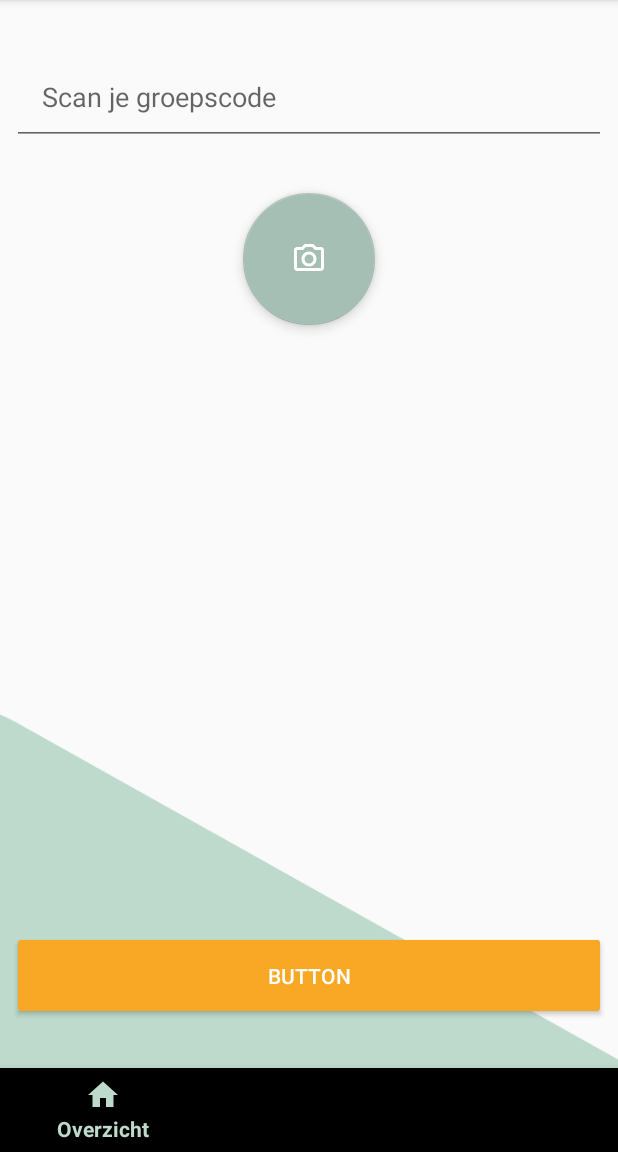
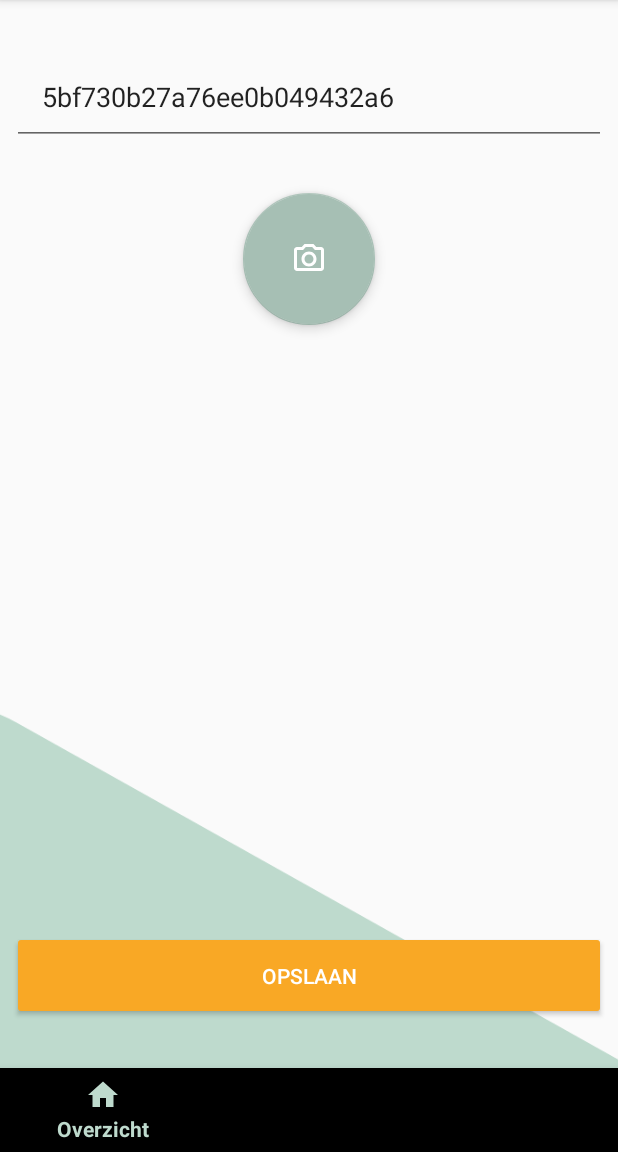
Before and after one commit to LeunensMichiel/Mindfulness-Android, an Android app: the fragment GroupFragment placed in its activity, on a phone screen of 412 x 824 dp, the part 84-1236 px from its top. Run offline under Robolectric (Android 15) with nearby library versions, the phone set to English and light mode, and no system bars; our stand-ins replace RxJava, androidx.preference; libraries missing offline, so code that uses them is left out: com.evernote.android; 4 statements that could not run were skipped.

Commit message:
Enkele aanpassingen plus proberen oplossen van user bug in settings

```diff
--- a/app/src/main/java/com/hogent/mindfulness/MainActivity.kt
+++ b/app/src/main/java/com/hogent/mindfulness/MainActivity.kt
@@ -84,6 +84,7 @@ class MainActivity : AppCompatActivity(), SessionFragment.SessionAdapter.Session
             currentUser = mMindfullDB.getUser()!!
             if (checkIfHasGroup()) {
                 groupFragment = GroupFragment()
+                groupFragment.mMindfullDB = MindfulnessDBHelper(this)
 
                 supportFragmentManager.beginTransaction()
                     .add(R.id.session_container, groupFragment)
--- a/app/src/main/java/com/hogent/mindfulness/group/GroupFragment.kt
+++ b/app/src/main/java/com/hogent/mindfulness/group/GroupFragment.kt
@@ -1,16 +1,33 @@
 package com.hogent.mindfulness.group
 
+import android.arch.lifecycle.Observer
+import android.arch.lifecycle.ViewModelProviders
+import android.content.Context
 import android.content.Intent
 import android.os.Bundle
 import android.support.v4.app.Fragment
+import android.util.Log
 import android.view.LayoutInflater
 import android.view.View
 import android.view.ViewGroup
+import com.hogent.mindfulness.MainActivity
 import com.hogent.mindfulness.R
+import com.hogent.mindfulness.data.LocalDatabase.MindfulnessDBHelper
+import com.hogent.mindfulness.data.ServiceGenerator
+import com.hogent.mindfulness.data.UserApiService
+import com.hogent.mindfulness.domain.Model
 import com.hogent.mindfulness.scanner.ScannerActivity
+import com.hogent.mindfulness.settings.SettingsViewModel
+import io.reactivex.android.schedulers.AndroidSchedulers
+import io.reactivex.schedulers.Schedulers
 import kotlinx.android.synthetic.main.fragment_group.*
+import java.lang.Exception
+import java.nio.channels.Selector
 
 class GroupFragment() : Fragment() {
+
+    lateinit var  mMindfullDB:MindfulnessDBHelper
+
     override fun onCreateView(
         inflater: LayoutInflater,
         container: ViewGroup?,
@@ -20,8 +37,32 @@ class GroupFragment() : Fragment() {
         return inflater.inflate(R.layout.fragment_group, container, false)
     }
 
-    override fun onStart() {
-        super.onStart()
+    private lateinit var model: SettingsViewModel
 
+    override fun onCreate(savedInstanceState: Bundle?) {
+        super.onCreate(savedInstanceState)
+        model = activity?.run {
+            ViewModelProviders.of(this).get(SettingsViewModel::class.java)
+        } ?: throw Exception("Invalid Activity")
     }
+
+    override fun onViewCreated(view: View, savedInstanceState: Bundle?) {
+        super.onViewCreated(view, savedInstanceState)
+        groepscodeScannerTxf.setText("5bf730b27a76ee0b049432a6")
+        val photoBtn = fragment_GroupBtn
+        photoBtn.setOnClickListener {
+            val intent = Intent(activity, ScannerActivity::class.java)
+            startActivity(intent)
+        }
+
+        val saveBtn = groepscanners_BtnConfirm
+        val txfield = groepscodeScannerTxf
+        saveBtn.setOnClickListener {
+            if (txfield.text.isNotEmpty()) {
+                model.user?.value?.group?._id = txfield.text.toString()
+            }
+        }
+    }
+//5bf730b27a76ee0b049432a6
+
 }
--- a/app/src/main/java/com/hogent/mindfulness/EULAFragment.kt
+++ b/app/src/main/java/com/hogent/mindfulness/settings/EULAFragment.kt
@@ -1,13 +1,11 @@
-package com.hogent.mindfulness
+package com.hogent.mindfulness.settings
 
-import android.content.Context
-import android.net.Uri
 import android.os.Bundle
 import android.support.v4.app.Fragment
 import android.view.LayoutInflater
 import android.view.View
 import android.view.ViewGroup
-
+import com.hogent.mindfulness.R
 
 
 /**
--- a/app/src/main/java/com/hogent/mindfulness/settings/SettingsViewModel.kt
+++ b/app/src/main/java/com/hogent/mindfulness/settings/SettingsViewModel.kt
@@ -1,7 +1,26 @@
 package com.hogent.mindfulness.settings
 
-import android.arch.lifecycle.ViewModel
+import android.app.Application
+import android.arch.lifecycle.AndroidViewModel
+import android.arch.lifecycle.MutableLiveData
+import android.util.Log
+import com.hogent.mindfulness.data.LocalDatabase.MindfulnessDBHelper
+import com.hogent.mindfulness.domain.Model
 
-class SettingsViewModel: ViewModel() {
+class SettingsViewModel(application: Application): AndroidViewModel(Application()) {
 
+    private var  mMindfullDB:MindfulnessDBHelper = MindfulnessDBHelper(application)
+    var user: MutableLiveData<Model.User>? = null
+
+    init {
+        user?.value = mMindfullDB.getUser()!!
+        user?.value?.group = mMindfullDB.getGroup()
+    }
+
+//    private fun loadUser( value: Model.User?) {
+//        Log.i("VIEWMODEL_LOADDATA","START")
+//        if (value == null) {
+//            user?.value =
+//        }
+//    }
 }
--- a/app/src/main/res/layout/fragment_change_email_settings.xml
+++ b/app/src/main/res/layout/fragment_change_email_settings.xml
@@ -44,11 +44,11 @@
             app:layout_constraintStart_toStartOf="parent" android:layout_marginEnd="8dp"
             app:layout_constraintEnd_toEndOf="parent" android:hint="Nieuw emailadres herhaling" android:padding="20dp"/>
     <Button
-            android:text="Button"
+            android:text="SAVE"
             android:layout_width="0dp"
             android:layout_height="wrap_content"
             android:id="@+id/fragment_EmailAdres_saveBtn" android:layout_marginBottom="32dp"
             app:layout_constraintBottom_toBottomOf="parent" app:layout_constraintStart_toStartOf="parent"
             android:layout_marginStart="8dp" app:layout_constraintEnd_toEndOf="parent" android:layout_marginEnd="8dp"
-            style="@style/Widget.AppCompat.Button.Colored" tools:text="SAVE" android:padding="20dp"/>
+            style="@style/Widget.AppCompat.Button.Colored" android:padding="20dp"/>
 </android.support.constraint.ConstraintLayout>
--- a/app/src/main/res/layout/fragment_group.xml
+++ b/app/src/main/res/layout/fragment_group.xml
@@ -17,26 +17,26 @@
             android:src="@drawable/ic_camera_24dp"
             android:layout_marginEnd="8dp" app:layout_constraintEnd_toEndOf="parent" android:layout_marginStart="8dp"
             app:layout_constraintStart_toStartOf="parent" android:layout_marginTop="32dp"
-            app:layout_constraintTop_toBottomOf="@+id/groepscodeScanner" app:elevation="5dp">
+            app:layout_constraintTop_toBottomOf="@+id/groepscodeScannerTxf" app:elevation="5dp">
 
     </android.support.design.widget.FloatingActionButton>
     <EditText
             android:layout_width="0dp"
             android:layout_height="wrap_content"
             android:ems="10"
-            android:id="@+id/groepscodeScanner" app:layout_constraintStart_toStartOf="parent"
+            android:id="@+id/groepscodeScannerTxf" app:layout_constraintStart_toStartOf="parent"
             android:layout_marginStart="8dp" android:layout_marginTop="32dp" app:layout_constraintTop_toTopOf="parent"
             app:layout_constraintEnd_toEndOf="parent" android:layout_marginEnd="8dp" android:hint="Scan je groepscode"
             android:singleLine="true" android:selectAllOnFocus="true" android:textAlignment="viewStart"
             android:inputType="number" android:padding="20dp"/>
     <Button
-            android:text="Button"
+            android:text="OPSLAAN"
             android:layout_width="0dp"
             android:layout_height="wrap_content"
             android:id="@+id/groepscanners_BtnConfirm" android:layout_marginBottom="32dp"
             app:layout_constraintBottom_toBottomOf="parent" app:layout_constraintStart_toStartOf="parent"
             android:layout_marginStart="8dp" app:layout_constraintEnd_toEndOf="parent" android:layout_marginEnd="8dp"
-            style="@style/Widget.AppCompat.Button.Colored" android:padding="20dp" tools:text="OPSLAAN"/>
+            style="@style/Widget.AppCompat.Button.Colored" android:padding="20dp"/>
 
 
 </android.support.constraint.ConstraintLayout>
--- a/app/src/main/res/values/strings.xml
+++ b/app/src/main/res/values/strings.xml
@@ -92,7 +92,7 @@
     <string name="title_history">Profiel</string>
     <string name="post_image_desc">back icon</string>
     <string name="settings">Instellingen</string>
-    <string name="pref_key_version">1.0.0</string>
+    <string name="pref_key_version">1.0.5</string>
     <string name="pref_feedback">pref_feedback</string>
     <string name="wantsFeedback">wantsFeedback</string>
     <string name="pref_groep">pref_groep</string>
```
Also changed, not shown: app/src/main/java/com/hogent/mindfulness/data/LocalDatabase/MindfulnessDBHelper.kt (+27 -2 lines), app/src/main/java/com/hogent/mindfulness/settings/SettingsActivity.kt (+6 -2 lines), app/src/main/res/layout/fragment_eula.xml (+6 -3 lines).
